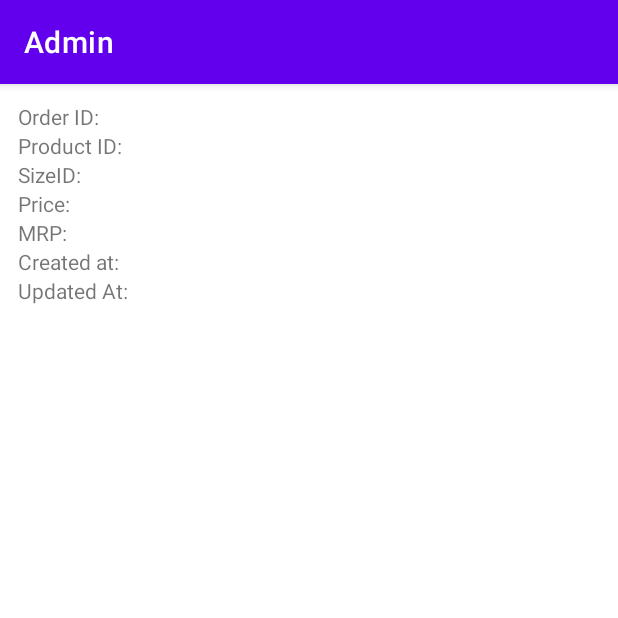
After one commit to NihalP01/Admin, an Android app: the OrdersDetails screen opened directly, with no data from a screen before it, on a phone screen of 412 x 824 dp, the top half of it. The commit adds this screen. Run offline under Robolectric (Android 15) with nearby library versions, the phone set to English and light mode, and no system bars; 3 statements that could not run were skipped.

Commit message:
added orders list

```diff
--- a/app/src/main/AndroidManifest.xml
+++ b/app/src/main/AndroidManifest.xml
@@ -19,6 +19,7 @@
         </activity>
         <activity android:name=".TotalProducts" />
         <activity android:name=".TotalOrders"/>
+        <activity android:name=".OrdersDetails"/>
     </application>
 
 </manifest>
--- a/app/src/main/java/com/example/admin/Network/Api.kt
+++ b/app/src/main/java/com/example/admin/Network/Api.kt
@@ -11,7 +11,7 @@ interface ApiClient {
     @GET("home")
     suspend fun getHome(): Response<ApiData>
     @GET("orders/{page}")
-    suspend fun getOrders(@Path("page") page: Int): Response<Data>
+    suspend fun getOrders(@Path("page") page: Int): Response<Orders>
 }
 
 object ApiAdapter {
--- /dev/null
+++ b/app/src/main/java/com/example/admin/OrdersDetails.kt
@@ -0,0 +1,27 @@
+package com.example.admin
+
+import android.os.Bundle
+import android.widget.TextView
+import androidx.appcompat.app.AppCompatActivity
+import com.example.admin.Network.ApiAdapter
+import com.example.admin.Network.Data
+import com.example.admin.Network.Orderitem
+
+class OrdersDetails : AppCompatActivity(){
+    lateinit var data: Data
+    override fun onCreate(savedInstanceState: Bundle?) {
+        super.onCreate(savedInstanceState)
+        setContentView(R.layout.order_details)
+        val intent = intent
+        data = intent.getSerializableExtra("orders") as Data
+        supportActionBar?.title = data.order_uid
+
+        val id = findViewById<TextView>(R.id.id)
+        val productID = findViewById<TextView>(R.id.productID)
+        val sizeID = findViewById<TextView>(R.id.sizeID)
+        val productPrice = findViewById<TextView>(R.id.productPrice)
+        val productMrp = findViewById<TextView>(R.id.productMRP)
+        val createdAt = findViewById<TextView>(R.id.createdAt)
+        val updatedAt = findViewById<TextView>(R.id.updatedAt)
+    }
+}
--- /dev/null
+++ b/app/src/main/res/layout/order_details.xml
@@ -0,0 +1,83 @@
+<?xml version="1.0" encoding="utf-8"?>
+<androidx.constraintlayout.widget.ConstraintLayout xmlns:android="http://schemas.android.com/apk/res/android"
+    xmlns:app="http://schemas.android.com/apk/res-auto"
+    android:layout_width="match_parent"
+    android:layout_height="match_parent"
+    android:padding="12dp">
+
+    <com.google.android.material.textview.MaterialTextView
+        android:id="@+id/id"
+        android:layout_width="match_parent"
+        android:layout_height="wrap_content"
+        android:text="Order ID:"
+        app:layout_constraintBottom_toBottomOf="parent"
+        app:layout_constraintEnd_toEndOf="parent"
+        app:layout_constraintStart_toStartOf="parent"
+        app:layout_constraintTop_toTopOf="parent"
+        app:layout_constraintVertical_bias="0.0" />
+
+    <com.google.android.material.textview.MaterialTextView
+        android:id="@+id/productID"
+        android:layout_width="match_parent"
+        android:layout_height="wrap_content"
+        android:text="Product ID:"
+        app:layout_constraintBottom_toBottomOf="parent"
+        app:layout_constraintEnd_toEndOf="parent"
+        app:layout_constraintStart_toStartOf="parent"
+        app:layout_constraintTop_toBottomOf="@+id/id"
+        app:layout_constraintVertical_bias="0.0" />
+
+    <com.google.android.material.textview.MaterialTextView
+        android:id="@+id/sizeID"
+        android:layout_width="match_parent"
+        android:layout_height="wrap_content"
+        android:text="SizeID: "
+        app:layout_constraintBottom_toBottomOf="parent"
+        app:layout_constraintEnd_toEndOf="parent"
+        app:layout_constraintStart_toStartOf="parent"
+        app:layout_constraintTop_toBottomOf="@+id/productID"
+        app:layout_constraintVertical_bias="0.0" />
+
+    <com.google.android.material.textview.MaterialTextView
+        android:id="@+id/productPrice"
+        android:layout_width="match_parent"
+        android:layout_height="wrap_content"
+        android:text="Price: "
+        app:layout_constraintBottom_toBottomOf="parent"
+        app:layout_constraintTop_toBottomOf="@+id/sizeID"
+        app:layout_constraintVertical_bias="0.0" />
+
+    <com.google.android.material.textview.MaterialTextView
+        android:id="@+id/productMRP"
+        android:layout_width="match_parent"
+        android:layout_height="wrap_content"
+        android:text="MRP: "
+        app:layout_constraintBottom_toBottomOf="parent"
+        app:layout_constraintEnd_toEndOf="parent"
+        app:layout_constraintStart_toStartOf="parent"
+        app:layout_constraintTop_toBottomOf="@+id/productPrice"
+        app:layout_constraintVertical_bias="0.0" />
+
+    <com.google.android.material.textview.MaterialTextView
+        android:id="@+id/createdAt"
+        android:layout_width="match_parent"
+        android:layout_height="wrap_content"
+        android:text="Created at: "
+        app:layout_constraintBottom_toBottomOf="parent"
+        app:layout_constraintEnd_toEndOf="parent"
+        app:layout_constraintStart_toStartOf="parent"
+        app:layout_constraintTop_toBottomOf="@+id/productMRP"
+        app:layout_constraintVertical_bias="0.0" />
+
+    <com.google.android.material.textview.MaterialTextView
+        android:id="@+id/updatedAt"
+        android:layout_width="match_parent"
+        android:layout_height="wrap_content"
+        android:text="Updated At: "
+        app:layout_constraintBottom_toBottomOf="parent"
+        app:layout_constraintEnd_toEndOf="parent"
+        app:layout_constraintStart_toStartOf="parent"
+        app:layout_constraintTop_toBottomOf="@+id/createdAt"
+        app:layout_constraintVertical_bias="0.0" />
+
+</androidx.constraintlayout.widget.ConstraintLayout>
--- a/app/src/main/res/layout/orders_item.xml
+++ b/app/src/main/res/layout/orders_item.xml
@@ -1,6 +1,7 @@
 <?xml version="1.0" encoding="utf-8"?>
 <androidx.cardview.widget.CardView xmlns:android="http://schemas.android.com/apk/res/android"
     xmlns:app="http://schemas.android.com/apk/res-auto"
+    xmlns:tools="http://schemas.android.com/tools"
     android:layout_width="match_parent"
     android:layout_height="wrap_content"
     android:layout_margin="4dp"
@@ -140,7 +141,7 @@
             app:layout_constraintTop_toBottomOf="@+id/materialTextView8" />
 
         <com.google.android.material.textview.MaterialTextView
-            android:id="@+id/itemCount"
+            android:id="@+id/itemsCount"
             android:layout_width="wrap_content"
             android:layout_height="wrap_content"
             android:layout_marginTop="4dp"
```
Also changed, not shown: app/src/main/java/com/example/admin/Adapters/OrdersAdapter.kt (+31 -10 lines), app/src/main/java/com/example/admin/Network/ApiData.kt (+36 -0 lines), app/src/main/java/com/example/admin/Network/Data.kt (deleted, +0 -16 lines), app/src/main/java/com/example/admin/Network/Orderitem.kt (deleted, +0 -12 lines), app/src/main/java/com/example/admin/Network/Orders.kt (deleted, +0 -9 lines), app/src/main/java/com/example/admin/TotalOrders.kt (+18 -12 lines), app/src/main/res/layout/total_orders.xml (+12 -3 lines).
